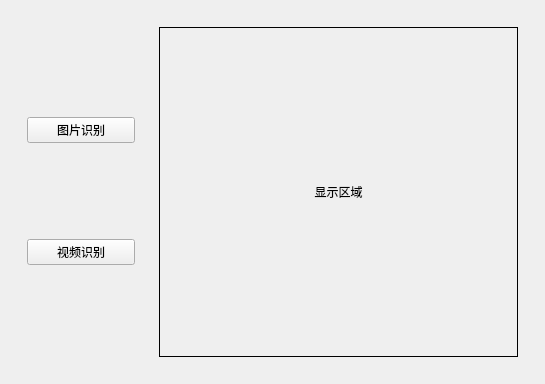
Qt form qt/window.ui (Doraemonwei/yolo_GUI) before a commit.
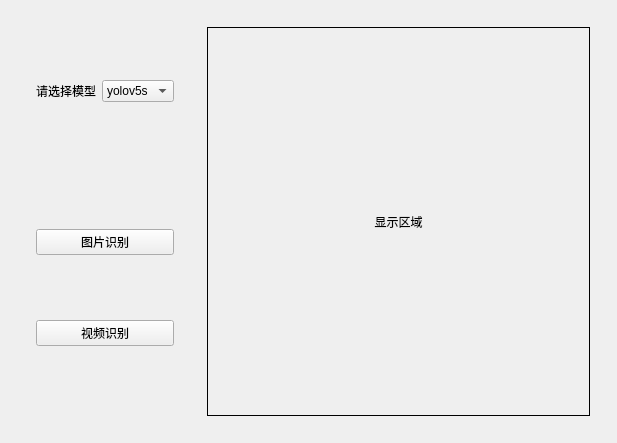
The same form after that commit. Icons and pictures are not drawn.

Commit message: 添加选择yolo模型的comboBox

```diff
--- a/qt/window.ui
+++ b/qt/window.ui
@@ -6,8 +6,8 @@
    <rect>
     <x>0</x>
     <y>0</y>
-    <width>545</width>
-    <height>384</height>
+    <width>617</width>
+    <height>443</height>
    </rect>
   </property>
   <property name="windowTitle">
@@ -37,17 +37,74 @@
            </property>
            <layout class="QVBoxLayout" name="verticalLayout">
             <item>
-             <widget class="QPushButton" name="pushButton">
-              <property name="text">
-               <string>图片识别</string>
+             <widget class="QWidget" name="widget_5" native="true">
+              <property name="sizePolicy">
+               <sizepolicy hsizetype="Preferred" vsizetype="Preferred">
+                <horstretch>0</horstretch>
+                <verstretch>1</verstretch>
+               </sizepolicy>
               </property>
+              <layout class="QHBoxLayout" name="horizontalLayout_5">
+               <item>
+                <widget class="QLabel" name="label_2">
+                 <property name="text">
+                  <string>请选择模型</string>
+                 </property>
+                </widget>
+               </item>
+               <item>
+                <widget class="QComboBox" name="model_comboBox">
+                 <item>
+                  <property name="text">
+                   <string>yolov5s</string>
+                  </property>
+                 </item>
+                 <item>
+                  <property name="text">
+                   <string>yolov5n</string>
+                  </property>
+                 </item>
+                </widget>
+               </item>
+              </layout>
              </widget>
             </item>
             <item>
-             <widget class="QPushButton" name="pushButton_2">
-              <property name="text">
-               <string>视频识别</string>
+             <widget class="QWidget" name="widget_4" native="true">
+              <property name="sizePolicy">
+               <sizepolicy hsizetype="Preferred" vsizetype="Preferred">
+                <horstretch>0</horstretch>
+                <verstretch>2</verstretch>
+               </sizepolicy>
               </property>
+              <layout class="QVBoxLayout" name="verticalLayout_2">
+               <item>
+                <widget class="QPushButton" name="pushButton">
+                 <property name="sizePolicy">
+                  <sizepolicy hsizetype="Minimum" vsizetype="Fixed">
+                   <horstretch>0</horstretch>
+                   <verstretch>2</verstretch>
+                  </sizepolicy>
+                 </property>
+                 <property name="text">
+                  <string>图片识别</string>
+                 </property>
+                </widget>
+               </item>
+               <item>
+                <widget class="QPushButton" name="pushButton_2">
+                 <property name="sizePolicy">
+                  <sizepolicy hsizetype="Minimum" vsizetype="Fixed">
+                   <horstretch>0</horstretch>
+                   <verstretch>2</verstretch>
+                  </sizepolicy>
+                 </property>
+                 <property name="text">
+                  <string>视频识别</string>
+                 </property>
+                </widget>
+               </item>
+              </layout>
              </widget>
             </item>
            </layout>
```
The commit also changes 2 other files.
